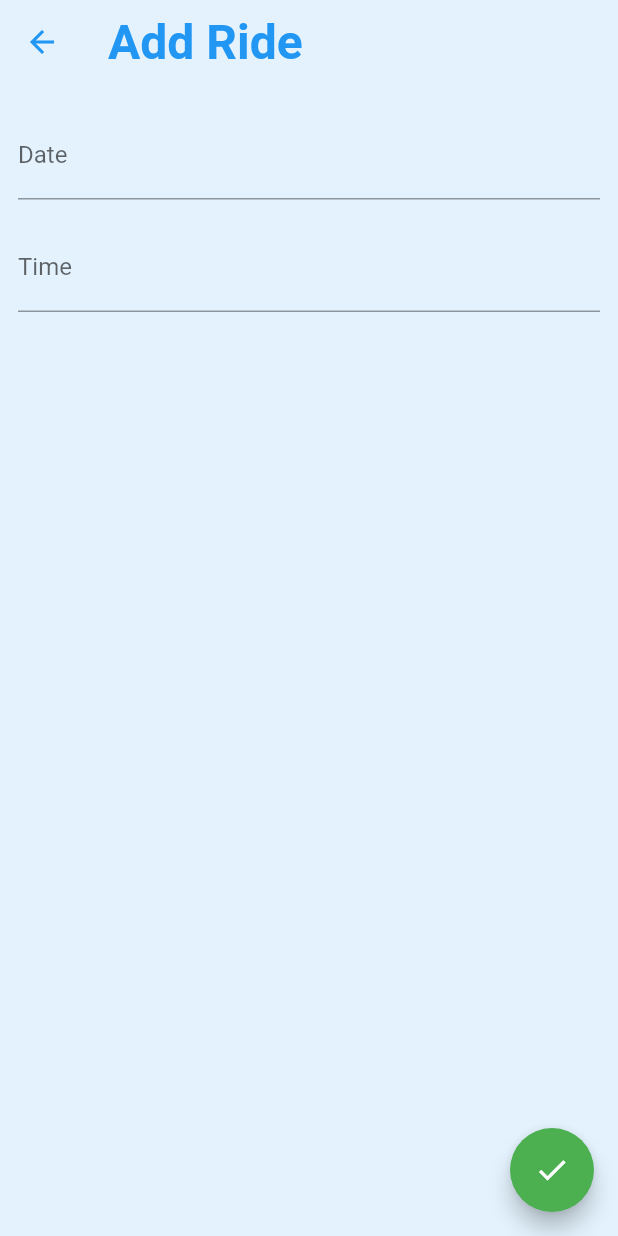
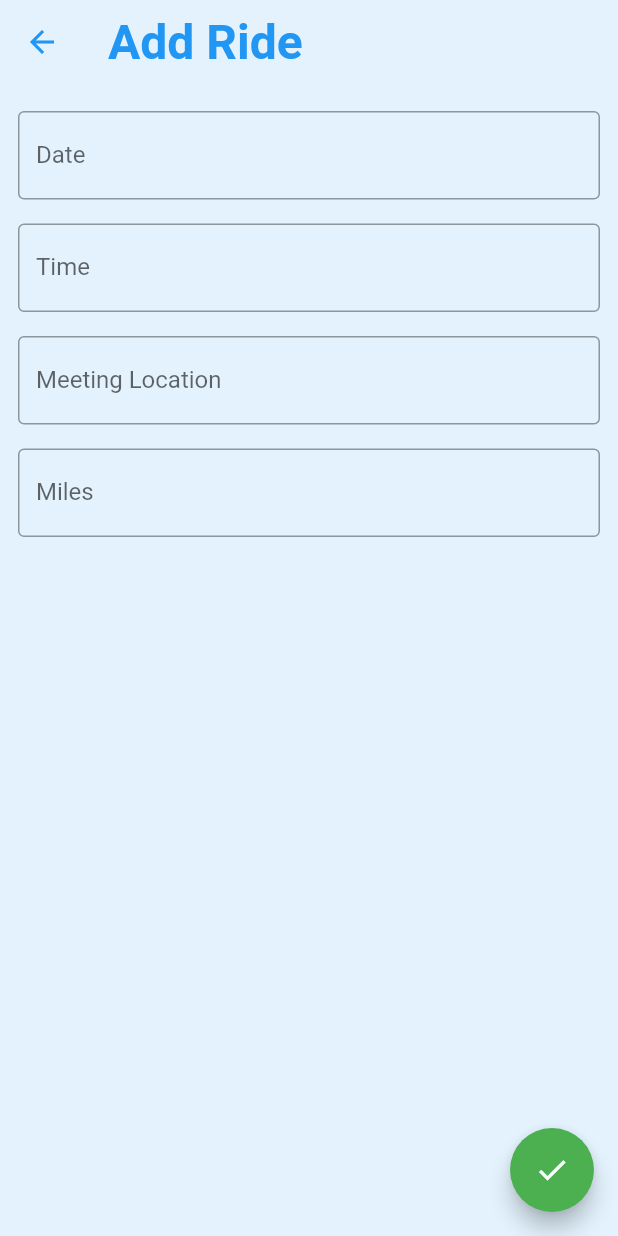
Before and after one commit to dillonfagan/oscc_app, a Flutter app: the AddRidePage screen opened directly, on a phone screen of 412 x 824 dp. Run offline on Flutter 3.47's test engine with Material 2 defaults, Android fonts, the light colour scheme and no system bars; our stand-ins replace supabase_flutter; accounts and stored records are empty.

Commit message:
Add location and miles

```diff
--- a/lib/pages/rides/add_ride.dart
+++ b/lib/pages/rides/add_ride.dart
@@ -14,6 +14,8 @@ class _AddRidePageState extends State<AddRidePage> {
   static final _dateFormat = DateFormat('EEEE, MMM d');
   final _dateController = TextEditingController();
   final _timeController = TextEditingController();
+  final _locationController = TextEditingController();
+  final _milesController = TextEditingController();
 
   @override
   void dispose() {
@@ -34,7 +36,10 @@ class _AddRidePageState extends State<AddRidePage> {
         children: [
           TextField(
             controller: _dateController,
-            decoration: const InputDecoration(labelText: 'Date'),
+            decoration: const InputDecoration(
+              labelText: 'Date',
+              border: OutlineInputBorder(),
+            ),
             readOnly: true,
             onTap: () async {
               final date = await showDatePicker(
@@ -51,7 +56,10 @@ class _AddRidePageState extends State<AddRidePage> {
           const SizedBox(height: 16),
           TextField(
             controller: _timeController,
-            decoration: const InputDecoration(labelText: 'Time'),
+            decoration: const InputDecoration(
+              labelText: 'Time',
+              border: OutlineInputBorder(),
+            ),
             readOnly: true,
             onTap: () async {
               final time = await showTimePicker(
@@ -65,6 +73,22 @@ class _AddRidePageState extends State<AddRidePage> {
               _timeController.text = time?.format(context) ?? '';
             },
           ),
+          const SizedBox(height: 16),
+          TextField(
+            controller: _locationController,
+            decoration: const InputDecoration(
+              labelText: 'Meeting Location',
+              border: OutlineInputBorder(),
+            ),
+          ),
+          const SizedBox(height: 16),
+          TextField(
+            controller: _milesController,
+            decoration: const InputDecoration(
+              labelText: 'Miles',
+              border: OutlineInputBorder(),
+            ),
+          ),
         ],
       ),
       floatingActionButton: FloatingActionButton(
```
